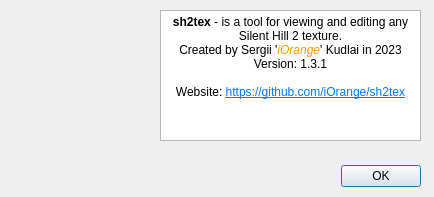
Qt form src/ui/aboutdlg.ui (iOrange/sh2tex) before a commit.
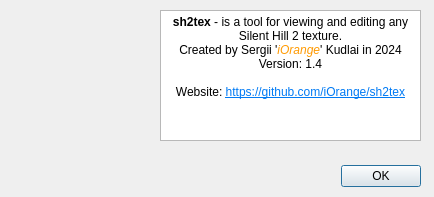
The same form after that commit. Icons and pictures are not drawn.

```diff
--- a/src/ui/aboutdlg.ui
+++ b/src/ui/aboutdlg.ui
@@ -78,8 +78,8 @@
 li.checked::marker { content: &quot;\2612&quot;; }
 &lt;/style&gt;&lt;/head&gt;&lt;body style=&quot; font-family:'Segoe UI'; font-size:9pt; font-weight:400; font-style:normal;&quot;&gt;
 &lt;p align=&quot;center&quot; style=&quot; margin-top:0px; margin-bottom:0px; margin-left:0px; margin-right:0px; -qt-block-indent:0; text-indent:0px;&quot;&gt;&lt;span style=&quot; font-weight:700;&quot;&gt;sh2tex&lt;/span&gt; - is a tool for viewing and editing any Silent Hill 2 texture.&lt;/p&gt;
-&lt;p align=&quot;center&quot; style=&quot; margin-top:0px; margin-bottom:0px; margin-left:0px; margin-right:0px; -qt-block-indent:0; text-indent:0px;&quot;&gt;Created by Sergii '&lt;span style=&quot; font-style:italic; color:#ff9900;&quot;&gt;iOrange&lt;/span&gt;' Kudlai in 2023&lt;/p&gt;
-&lt;p align=&quot;center&quot; style=&quot; margin-top:0px; margin-bottom:0px; margin-left:0px; margin-right:0px; -qt-block-indent:0; text-indent:0px;&quot;&gt;Version: 1.3.1&lt;br /&gt;&lt;/p&gt;
+&lt;p align=&quot;center&quot; style=&quot; margin-top:0px; margin-bottom:0px; margin-left:0px; margin-right:0px; -qt-block-indent:0; text-indent:0px;&quot;&gt;Created by Sergii '&lt;span style=&quot; font-style:italic; color:#ff9900;&quot;&gt;iOrange&lt;/span&gt;' Kudlai in 2024&lt;/p&gt;
+&lt;p align=&quot;center&quot; style=&quot; margin-top:0px; margin-bottom:0px; margin-left:0px; margin-right:0px; -qt-block-indent:0; text-indent:0px;&quot;&gt;Version: 1.4&lt;br /&gt;&lt;/p&gt;
 &lt;p align=&quot;center&quot; style=&quot; margin-top:0px; margin-bottom:0px; margin-left:0px; margin-right:0px; -qt-block-indent:0; text-indent:0px;&quot;&gt;Website: &lt;a href=&quot;https://github.com/iOrange/sh2tex&quot;&gt;&lt;span style=&quot; text-decoration: underline; color:#007af4;&quot;&gt;https://github.com/iOrange/sh2tex&lt;/span&gt;&lt;/a&gt;&lt;/p&gt;&lt;/body&gt;&lt;/html&gt;</string>
    </property>
    <property name="openExternalLinks">
```
